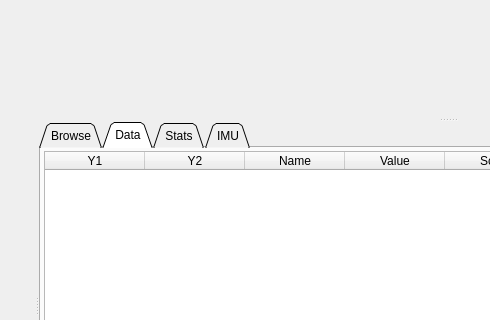
Old version of the form pages/pageloganalysis.ui in the repository vedderb/vesc_tool; both pictures show x 203 to 693 and y 168 to 488 of the 1301 by 716 pixel window.
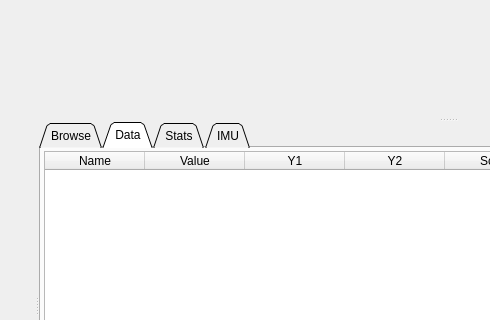
New version of the form. Icons and pictures are not drawn. Custom widgets are drawn as their Qt base class.

Commit message:
WIP: Make whole checkbox clickable
Currently not working

Patch:
```diff
--- a/pages/pageloganalysis.ui
+++ b/pages/pageloganalysis.ui
@@ -566,6 +566,16 @@
            <attribute name="horizontalHeaderStretchLastSection">
             <bool>false</bool>
            </attribute>
+           <column>
+            <property name="text">
+             <string>Name</string>
+            </property>
+           </column>
+           <column>
+            <property name="text">
+             <string>Value</string>
+            </property>
+           </column>
            <column>
             <property name="text">
              <string>Y1</string>
@@ -579,16 +589,6 @@
              <string>&lt;html&gt;&lt;head/&gt;&lt;body&gt;&lt;p&gt;Show this data series on the second Y axis to the right&lt;/p&gt;&lt;p&gt;Y axes will be autoscaled independently&lt;/p&gt;&lt;/body&gt;&lt;/html&gt;</string>
             </property>
            </column>
-           <column>
-            <property name="text">
-             <string>Name</string>
-            </property>
-           </column>
-           <column>
-            <property name="text">
-             <string>Value</string>
-            </property>
-           </column>
            <column>
             <property name="text">
              <string>Scale</string>
```
The commit also changes 1 other file.
